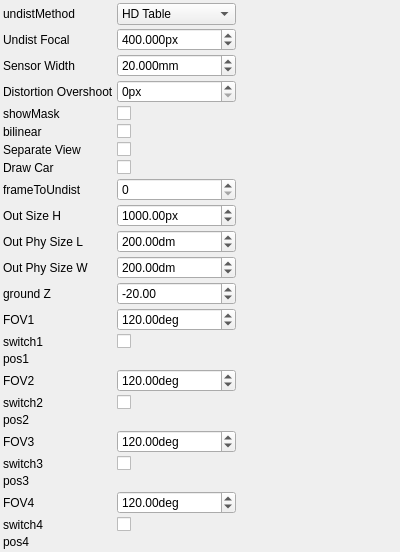
Before: the Qt Designer form applications/merger/ui/mergerControlWidget.ui in NickPenkrat/corecvs, drawn with Qt 5.
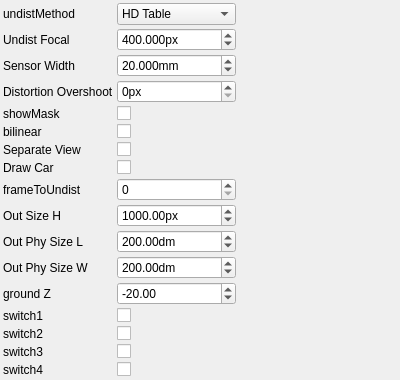
After: the same form once the commit is applied. Custom widgets are drawn as their Qt base class.

What changed in the file:
```diff
--- a/applications/merger/ui/mergerControlWidget.ui
+++ b/applications/merger/ui/mergerControlWidget.ui
@@ -395,44 +395,29 @@
     <item row="13" column="0">
      <widget class="QLabel" name="label_13">
        <property name="text">
-         <string>FOV1</string>
+         <string>switch1</string>
        </property>
      </widget>
     </item>
     <item row="13" column="1">
-     <widget class="QDoubleSpinBox" name="fOV1SpinBox">
+     <widget class="QCheckBox" name="switch1CheckBox">
        <property name="toolTip">
          <string>FOV1</string>
        </property>
-       <property name="minimum">
-        <double>1</double>
-       </property>
-       <property name="maximum">
-        <double>360</double>
-       </property>
-       <property name="singleStep">
-        <double>1</double>
-       </property>
-       <property name="value">
-        <double>120</double>
-       </property>
-       <property name="prefix">
-        <string></string>
-       </property>
-       <property name="suffix">
-        <string>deg</string>
+       <property name="checked">
+           <bool>1</bool>
        </property>
      </widget>
     </item>
     <item row="14" column="0">
      <widget class="QLabel" name="label_14">
        <property name="text">
-         <string>switch1</string>
+         <string>switch2</string>
        </property>
      </widget>
     </item>
     <item row="14" column="1">
-     <widget class="QCheckBox" name="switch1CheckBox">
+     <widget class="QCheckBox" name="switch2CheckBox">
        <property name="toolTip">
          <string>switch1</string>
        </property>
@@ -444,183 +429,28 @@
     <item row="15" column="0">
      <widget class="QLabel" name="label_15">
        <property name="text">
-         <string>pos1</string>
+         <string>switch3</string>
        </property>
      </widget>
     </item>
     <item row="15" column="1">
-     <widget class="EuclidianMoveParametersControlWidget" name="pos1ControlWidget">
+     <widget class="QCheckBox" name="switch3CheckBox">
        <property name="toolTip">
-         <string>pos1</string>
+         <string>switch3</string>
+       </property>
+       <property name="checked">
+           <bool>1</bool>
        </property>
      </widget>
     </item>
     <item row="16" column="0">
      <widget class="QLabel" name="label_16">
        <property name="text">
-         <string>FOV2</string>
+         <string>switch4</string>
        </property>
      </widget>
     </item>
     <item row="16" column="1">
-     <widget class="QDoubleSpinBox" name="fOV2SpinBox">
-       <property name="toolTip">
-         <string>FOV2</string>
-       </property>
-       <property name="minimum">
-        <double>1</double>
-       </property>
-       <property name="maximum">
-        <double>360</double>
-       </property>
-       <property name="singleStep">
-        <double>1</double>
-       </property>
-       <property name="value">
-        <double>120</double>
-       </property>
-       <property name="prefix">
-        <string></string>
-       </property>
-       <property name="suffix">
-        <string>deg</string>
-       </property>
-     </widget>
-    </item>
-    <item row="17" column="0">
-     <widget class="QLabel" name="label_17">
-       <property name="text">
-         <string>switch2</string>
-       </property>
-     </widget>
-    </item>
-    <item row="17" column="1">
-     <widget class="QCheckBox" name="switch2CheckBox">
-       <property name="toolTip">
-         <string>switch2</string>
-       </property>
-       <property name="checked">
-           <bool>1</bool>
-       </property>
-     </widget>
-    </item>
-    <item row="18" column="0">
-     <widget class="QLabel" name="label_18">
-       <property name="text">
-         <string>pos2</string>
-       </property>
-     </widget>
-    </item>
-    <item row="18" column="1">
-     <widget class="EuclidianMoveParametersControlWidget" name="pos2ControlWidget">
-       <property name="toolTip">
-         <string>pos2</string>
-       </property>
-     </widget>
-    </item>
-    <item row="19" column="0">
-     <widget class="QLabel" name="label_19">
-       <property name="text">
-         <string>FOV3</string>
-       </property>
-     </widget>
-    </item>
-    <item row="19" column="1">
-     <widget class="QDoubleSpinBox" name="fOV3SpinBox">
-       <property name="toolTip">
-         <string>FOV3</string>
-       </property>
-       <property name="minimum">
-        <double>1</double>
-       </property>
-       <property name="maximum">
-        <double>360</double>
-       </property>
-       <property name="singleStep">
-        <double>1</double>
-       </property>
-       <property name="value">
-        <double>120</double>
-       </property>
-       <property name="prefix">
-        <string></string>
-       </property>
-       <property name="suffix">
-        <string>deg</string>
-       </property>
-     </widget>
-    </item>
-    <item row="20" column="0">
-     <widget class="QLabel" name="label_20">
-       <property name="text">
-         <string>switch3</string>
-       </property>
-     </widget>
-    </item>
-    <item row="20" column="1">
-     <widget class="QCheckBox" name="switch3CheckBox">
-       <property name="toolTip">
-         <string>switch3</string>
-       </property>
-       <property name="checked">
-           <bool>1</bool>
-       </property>
-     </widget>
-    </item>
-    <item row="21" column="0">
-     <widget class="QLabel" name="label_21">
-       <property name="text">
-         <string>pos3</string>
-       </property>
-     </widget>
-    </item>
-    <item row="21" column="1">
-     <widget class="EuclidianMoveParametersControlWidget" name="pos3ControlWidget">
-       <property name="toolTip">
-         <string>pos3</string>
-       </property>
-     </widget>
-    </item>
-    <item row="22" column="0">
-     <widget class="QLabel" name="label_22">
-       <property name="text">
-         <string>FOV4</string>
-       </property>
-     </widget>
-    </item>
-    <item row="22" column="1">
-     <widget class="QDoubleSpinBox" name="fOV4SpinBox">
-       <property name="toolTip">
-         <string>FOV4</string>
-       </property>
-       <property name="minimum">
-        <double>1</double>
-       </property>
-       <property name="maximum">
-        <double>360</double>
-       </property>
-       <property name="singleStep">
-        <double>1</double>
-       </property>
-       <property name="value">
-        <double>120</double>
-       </property>
-       <property name="prefix">
-        <string></string>
-       </property>
-       <property name="suffix">
-        <string>deg</string>
-       </property>
-     </widget>
-    </item>
-    <item row="23" column="0">
-     <widget class="QLabel" name="label_23">
-       <property name="text">
-         <string>switch4</string>
-       </property>
-     </widget>
-    </item>
-    <item row="23" column="1">
      <widget class="QCheckBox" name="switch4CheckBox">
        <property name="toolTip">
          <string>switch4</string>
@@ -630,21 +460,7 @@
        </property>
      </widget>
     </item>
-    <item row="24" column="0">
-     <widget class="QLabel" name="label_24">
-       <property name="text">
-         <string>pos4</string>
-       </property>
-     </widget>
-    </item>
-    <item row="24" column="1">
-     <widget class="EuclidianMoveParametersControlWidget" name="pos4ControlWidget">
-       <property name="toolTip">
-         <string>pos4</string>
-       </property>
-     </widget>
-    </item>
-   <item row="25" column="0">
+   <item row="17" column="0">
     <spacer name="verticalSpacer">
      <property name="orientation">
       <enum>Qt::Vertical</enum>
@@ -657,7 +473,7 @@
      </property>
     </spacer>
    </item>
-   <item row="25" column="2">
+   <item row="17" column="2">
     <spacer name="horizontalSpacer">
      <property name="orientation">
       <enum>Qt::Horizontal</enum>
@@ -830,29 +646,5 @@
   <slot>changeParameters()</slot>
  </slots>
  <customwidgets>
-  <customwidget>
-   <class>EuclidianMoveParametersControlWidget</class>
-   <extends>QWidget</extends>
-   <header>euclidianMoveParametersControlWidget.h</header>
-   <container>1</container>
-  </customwidget>
-  <customwidget>
-   <class>EuclidianMoveParametersControlWidget</class>
-   <extends>QWidget</extends>
-   <header>euclidianMoveParametersControlWidget.h</header>
-   <container>1</container>
-  </customwidget>
-  <customwidget>
-   <class>EuclidianMoveParametersControlWidget</class>
-   <extends>QWidget</extends>
-   <header>euclidianMoveParametersControlWidget.h</header>
-   <container>1</container>
-  </customwidget>
-  <customwidget>
-   <class>EuclidianMoveParametersControlWidget</class>
-   <extends>QWidget</extends>
-   <header>euclidianMoveParametersControlWidget.h</header>
-   <container>1</container>
-  </customwidget>
  </customwidgets>
 </ui>
```
Left out of the diff: 52 changed lines with no effect on the pictures.
